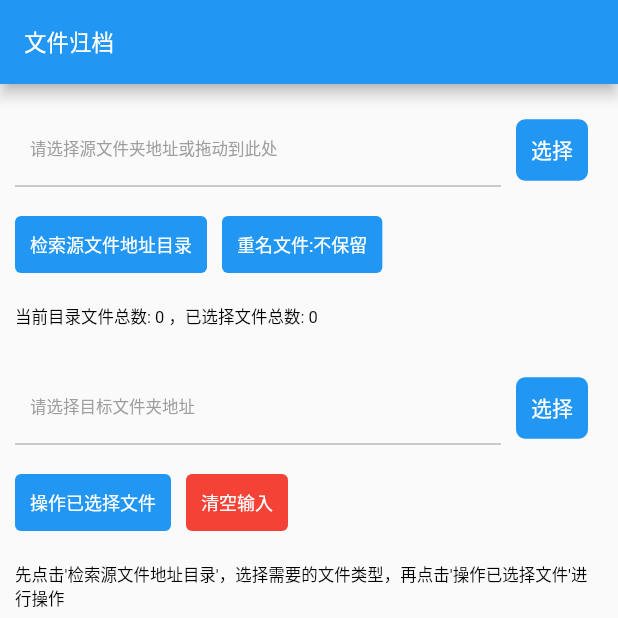
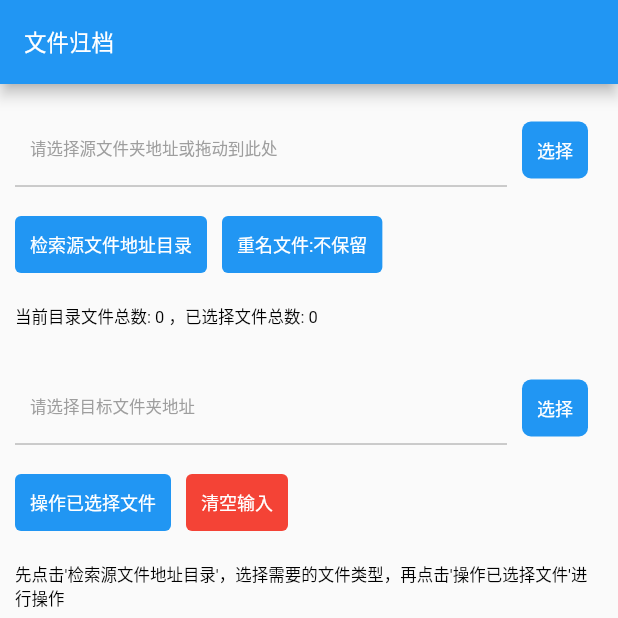
Before and after one commit to NeverOvO/never_filling, a Flutter app: the screen it shows after launch, on a phone screen of 412 x 824 dp, the top half of it. Run offline on Flutter 3.47's test engine with Material 2 defaults, Android fonts, the phone set to English and light mode, and no system bars; our stand-ins replace file_picker; missing offline and left inert: desktop_drop, neveruseless.

Commit message:
2023/01/24     -  增加历史路径功能，不重新选择则默认为上次路径     -  增加更多操作提示     -  部分UI性能调整

```diff
--- a/lib/filling_page.dart
+++ b/lib/filling_page.dart
@@ -154,7 +154,7 @@ class _FillingPageState extends State<FillingPage> {
                           margin: const EdgeInsets.fromLTRB(10, 0, 10, 0),
                           alignment: Alignment.centerLeft,
                           padding: const EdgeInsets.fromLTRB(10, 10, 10, 10),
-                          child: const Text("选择",style: TextStyle(color: Colors.white),),
+                          child: const Text("选择",style: TextStyle(color: Colors.white,fontSize: 12),),
                         ),
                       ),
                     ],
@@ -430,7 +430,7 @@ class _FillingPageState extends State<FillingPage> {
                           margin: const EdgeInsets.fromLTRB(10, 0, 10, 0),
                           alignment: Alignment.centerLeft,
                           padding: const EdgeInsets.fromLTRB(10, 10, 10, 10),
-                          child: const Text("选择",style: TextStyle(color: Colors.white),),
+                          child: const Text("选择",style: TextStyle(color: Colors.white,fontSize: 12),),
                         ),
                       ),
                     ],
```
Also changed, not shown: 1 other file.
